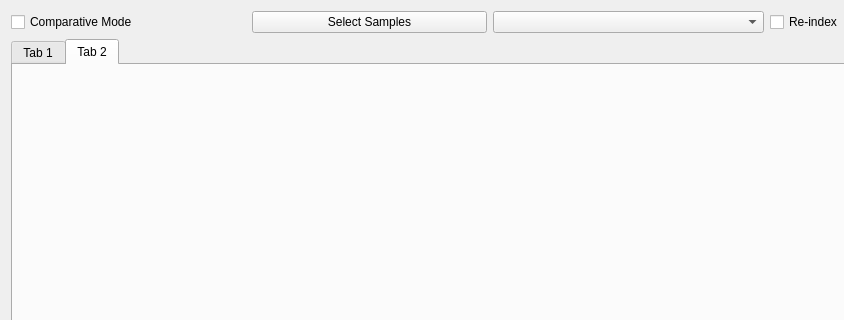
Old version of the form tabs/resultwindow.ui in the repository hallamlab/MetaPathwaysGUI; both pictures show x 0 to 844 and y 0 to 320 of the 980 by 718 pixel window.
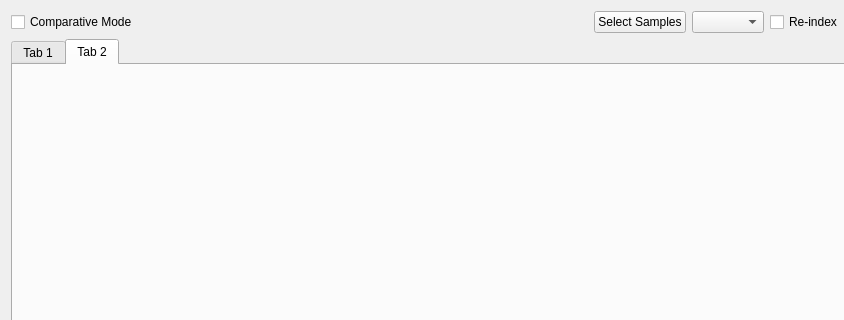
New version of the form.

```diff
--- a/tabs/resultwindow.ui
+++ b/tabs/resultwindow.ui
@@ -37,10 +37,23 @@
          </property>
         </widget>
        </item>
+       <item>
+        <spacer name="horizontalSpacer">
+         <property name="orientation">
+          <enum>Qt::Horizontal</enum>
+         </property>
+         <property name="sizeHint" stdset="0">
+          <size>
+           <width>40</width>
+           <height>20</height>
+          </size>
+         </property>
+        </spacer>
+       </item>
        <item>
         <widget class="QPushButton" name="selectSamplesButton">
          <property name="sizePolicy">
-          <sizepolicy hsizetype="Preferred" vsizetype="Fixed">
+          <sizepolicy hsizetype="Maximum" vsizetype="Fixed">
            <horstretch>1</horstretch>
            <verstretch>0</verstretch>
           </sizepolicy>
```
